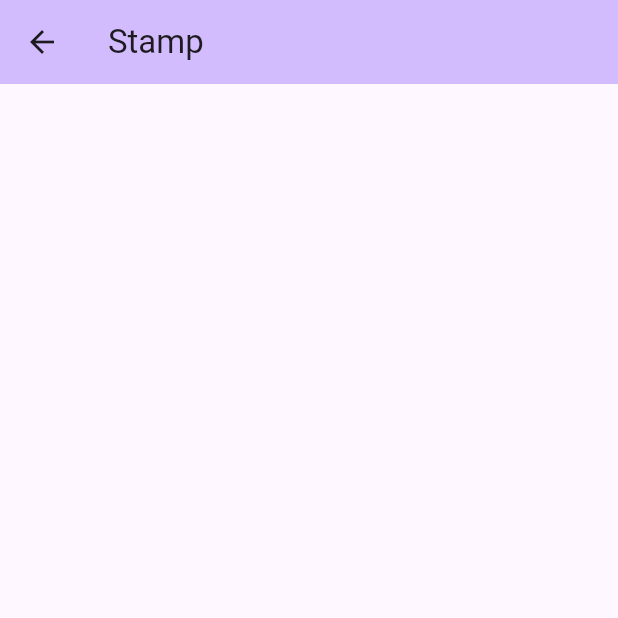
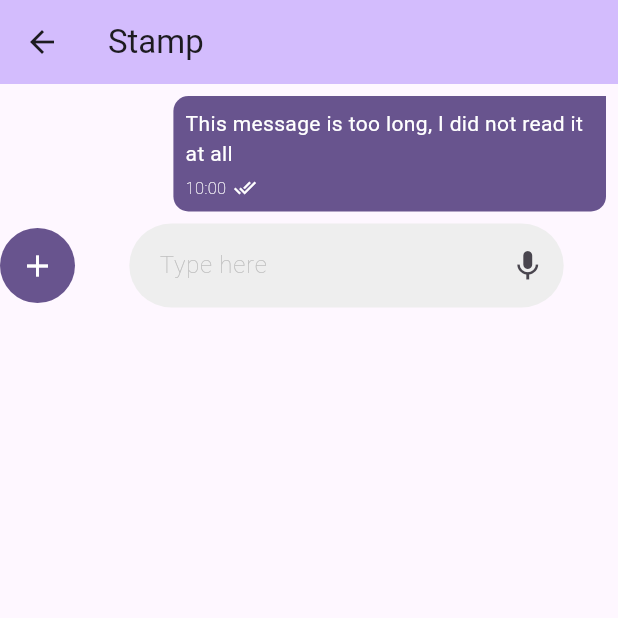
Before and after one commit to antonio-pedro99/iiitd_mentorship, a Flutter app: the MyHomePage screen opened by its route, on a phone screen of 412 x 824 dp, the top half of it. Run offline on Flutter 3.47's test engine with Material 2 defaults, Android fonts, the phone set to English and light mode, and no system bars; our stand-ins replace bloc, firebase_auth, firebase_core, flutter_bloc; accounts and stored records are empty.

Commit message:
added widgets
Signed-off-by: Antonio Pedro <tonio.pedro99@gmail.com>

```diff
--- a/lib/app/views/screens/home.dart
+++ b/lib/app/views/screens/home.dart
@@ -1,4 +1,7 @@
 import 'package:flutter/material.dart';
+import 'package:iiitd_mentorship/app/views/widgets/circle_button.dart';
+import 'package:iiitd_mentorship/app/views/widgets/custom_textbox.dart';
+import 'package:iiitd_mentorship/app/views/widgets/message_tile.dart';
 
 class MyHomePage extends StatefulWidget {
   const MyHomePage({super.key, required this.title});
@@ -17,6 +20,28 @@ class _MyHomePageState extends State<MyHomePage> {
           backgroundColor: Theme.of(context).colorScheme.inversePrimary,
           title: Text(widget.title),
         ),
-        body: const Center());
+        body: const Column(
+          children: [
+              MessageTile(
+              isMe: true,
+              message: "This message is too long, I did not read it at all",
+              time: "10:00",
+              isRead: true,
+              containsImage: false,
+            ),
+            Row(
+              mainAxisAlignment: MainAxisAlignment.center,
+              children: [
+                CircleButton(icon: Icons.add),
+                  Expanded(
+                  child: CustomTextBox(
+                    hintText: "Type here",
+                    suffixIcon: Icon(Icons.mic),
+                  ),
+                ),
+              ],
+            ),
+          ],
+        ));
   }
 }
--- /dev/null
+++ b/lib/app/views/widgets/circle_button.dart
@@ -0,0 +1,21 @@
+import 'package:flutter/material.dart';
+
+class CircleButton extends StatelessWidget {
+  const CircleButton({super.key, this.icon});
+
+  final IconData? icon;
+  @override
+  Widget build(BuildContext context) {
+    return CircleAvatar(
+      radius: 25,
+      backgroundColor: Theme.of(context).colorScheme.primary,
+      child: IconButton(
+        onPressed: () {},
+        icon: Icon(
+          icon,
+          color: Colors.white,
+        ),
+      ),
+    );
+  }
+}
--- /dev/null
+++ b/lib/app/views/widgets/custom_button.dart
@@ -0,0 +1,35 @@
+import 'package:flutter/material.dart';
+
+class CustomButton extends StatelessWidget {
+  const CustomButton(
+      {super.key,
+      required this.onPressed,
+      required this.child,
+      this.color,
+      this.height,
+      this.width,
+      this.rounded});
+
+  final VoidCallback onPressed;
+  final Widget child;
+  final Color? color;
+  final double? width;
+  final double? height;
+  final bool? rounded;
+
+  @override
+  Widget build(BuildContext context) {
+    return MaterialButton(
+        minWidth: width ?? MediaQuery.of(context).size.width,
+        height: height ?? 50,
+        color: color ?? Theme.of(context).primaryColor,
+        padding: const EdgeInsets.all(16),
+        shape: rounded == true
+            ? RoundedRectangleBorder(
+                borderRadius: BorderRadius.circular(30),
+              )
+            : null,
+        onPressed: onPressed,
+        child: child);
+  }
+}
--- /dev/null
+++ b/lib/app/views/widgets/custom_textbox.dart
@@ -0,0 +1,40 @@
+import 'package:flutter/material.dart';
+
+class CustomTextBox extends StatelessWidget {
+  const CustomTextBox(
+      {super.key,
+      this.controller,
+      this.hintText,
+      this.suffixIcon,
+      this.prefixIcon});
+
+  final TextEditingController? controller;
+  final String? hintText;
+  final Widget? suffixIcon;
+  final Widget? prefixIcon;
+
+  @override
+  Widget build(BuildContext context) {
+    return FractionallySizedBox(
+      widthFactor: 0.8,
+      child: TextField(
+        decoration: InputDecoration(
+          hintText: hintText ?? "Enter text",
+          contentPadding: const EdgeInsets.all(16),
+          hintStyle: TextStyle(
+            color: Colors.grey[400],
+            fontWeight: FontWeight.w200,
+          ),
+          border: UnderlineInputBorder(
+            borderRadius: BorderRadius.circular(30),
+            borderSide: BorderSide.none,
+          ),
+          filled: true,
+          fillColor: Colors.grey[200],
+          prefixIcon: prefixIcon,
+          suffixIcon: suffixIcon,
+        ),
+      ),
+    );
+  }
+}
--- /dev/null
+++ b/lib/app/views/widgets/message_tile.dart
@@ -0,0 +1,92 @@
+import 'package:flutter/material.dart';
+
+class MessageTile extends StatelessWidget {
+  const MessageTile(
+      {super.key,
+      this.isMe,
+      this.message,
+      this.time,
+      this.isRead,
+      this.containsImage});
+
+  final bool? isMe;
+  final String? message;
+  final String? time;
+  final bool? isRead;
+  final bool? containsImage;
+
+  @override
+  Widget build(BuildContext context) {
+    return Column(
+      children: [
+        Container(
+          padding: const EdgeInsets.all(8),
+          alignment:
+              isMe == true ? Alignment.centerRight : Alignment.centerLeft,
+          child: Container(
+            constraints: BoxConstraints(
+              maxWidth: MediaQuery.of(context).size.width * 0.7,
+            ),
+            padding: const EdgeInsets.all(8),
+            decoration: BoxDecoration(
+                color: isMe == true
+                    ? Theme.of(context).primaryColor
+                    : Colors.grey[200],
+                borderRadius: BorderRadius.only(
+                  topLeft:
+                      isMe == true ? const Radius.circular(10) : Radius.zero,
+                  topRight:
+                      isMe == true ? Radius.zero : const Radius.circular(10),
+                  bottomLeft: const Radius.circular(10),
+                  bottomRight: const Radius.circular(10),
+                )),
+            child: Column(
+              crossAxisAlignment: CrossAxisAlignment.start,
+              children: [
+                if (containsImage == true)
+                  Image.network(
+                    message!,
+                    fit: BoxFit.cover,
+                  ),
+                if (containsImage == false)
+                  Text(
+                    message!,
+                    style: TextStyle(
+                      color: isMe == true ? Colors.white : Colors.black,
+                    ),
+                  ),
+                const SizedBox(
+                  height: 5,
+                ),
+                Row(
+                  children: [
+                    Text(
+                      time!,
+                      style: TextStyle(
+                        color: isMe == true ? Colors.white : Colors.black,
+                        fontSize: 11,
+                        fontWeight: FontWeight.w100,
+                      ),
+                    ),
+                    const SizedBox(
+                      width: 5,
+                    ),
+                    isRead == true
+                        ? Icon(
+                            Icons.done_all,
+                            size: 15,
+                            color: isMe == true
+                                ? Colors.white
+                                : Theme.of(context).primaryColor,
+                          )
+                        : const SizedBox.shrink(),
+                  ],
+                ),
+              ],
+            ),
+          ),
+        )
+      ],
+    );
+  }
+}
```
Also changed, not shown: lib/app/views/screens/auth/signup.dart (+7 -9 lines), lib/app/views/widgets/conversation_tile.dart (added, +56 -0 lines), lib/app/views/widgets/rounded_photo.dart (added, +27 -0 lines).
